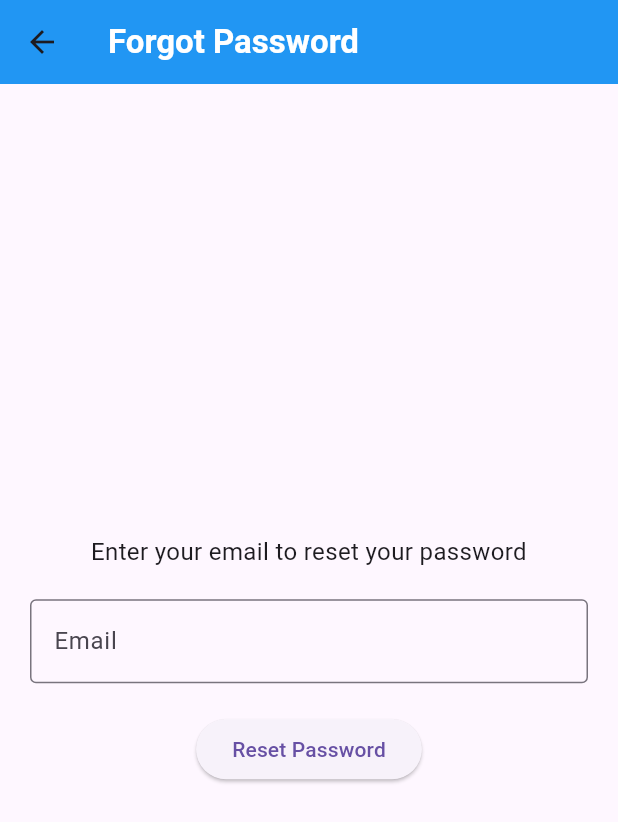
After one commit to Pchelalala/smart_parking_app, a Flutter app: the screen it shows after launch, after a tap on "Forgot Password?", on a phone screen of 412 x 824 dp. The commit adds this screen. Shown: the top 822 px of the screen. Run offline on Flutter 3.47's test engine with Material 3 defaults, Android fonts, the phone set to English and light mode, and no system bars; our stand-ins replace cloud_firestore, dio, firebase_auth, firebase_core, firebase_messaging, fluttertoast and 4 more; missing offline and left inert: another_dashed_container, flutter_stripe; accounts and stored records are empty.

Commit message:
add reset password

```diff
--- /dev/null
+++ b/lib/controllers/forgot_password_controller.dart
@@ -0,0 +1,26 @@
+import 'package:firebase_auth/firebase_auth.dart';
+
+class ForgotPasswordController {
+  final FirebaseAuth _auth = FirebaseAuth.instance;
+
+  Future<String> resetPassword(String email) async {
+    if (email.isEmpty) {
+      return 'Please enter your email.';
+    }
+
+    try {
+      await _auth.sendPasswordResetEmail(email: email);
+      return 'Password reset email sent. Check your inbox.';
+    } on FirebaseAuthException catch (e) {
+      if (e.code == 'invalid-email') {
+        return 'The email address is invalid.';
+      } else if (e.code == 'user-not-found') {
+        return 'No user found with this email.';
+      } else {
+        return 'An error occurred: ${e.message}';
+      }
+    } catch (e) {
+      return 'An unexpected error occurred. Please try again.';
+    }
+  }
+}
--- /dev/null
+++ b/lib/screens/forgot_password_screen.dart
@@ -0,0 +1,82 @@
+import 'package:flutter/material.dart';
+import '../controllers/forgot_password_controller.dart';
+
+class ForgotPasswordScreen extends StatefulWidget {
+  const ForgotPasswordScreen({super.key});
+
+  @override
+  State<ForgotPasswordScreen> createState() => _ForgotPasswordScreenState();
+}
+
+class _ForgotPasswordScreenState extends State<ForgotPasswordScreen> {
+  final TextEditingController _emailController = TextEditingController();
+  final ForgotPasswordController _controller = ForgotPasswordController();
+  bool isLoading = false;
+
+  @override
+  void dispose() {
+    _emailController.dispose();
+    super.dispose();
+  }
+
+  void _resetPassword() async {
+    setState(() {
+      isLoading = true;
+    });
+
+    String email = _emailController.text.trim();
+    String result = await _controller.resetPassword(email);
+
+    setState(() {
+      isLoading = false;
+    });
+
+    ScaffoldMessenger.of(context).showSnackBar(
+      SnackBar(content: Text(result)),
+    );
+  }
+
+  @override
+  Widget build(BuildContext context) {
+    return Scaffold(
+      appBar: AppBar(
+        title: const Text(
+          'Forgot Password',
+          style: TextStyle(color: Colors.white, fontWeight: FontWeight.w600),
+        ),
+        backgroundColor: Colors.blue,
+      ),
+      body: Center(
+        child: Padding(
+          padding: const EdgeInsets.symmetric(horizontal: 20.0),
+          child: Column(
+            mainAxisAlignment: MainAxisAlignment.center,
+            children: [
+              const Text(
+                'Enter your email to reset your password',
+                style: TextStyle(fontSize: 16),
+                textAlign: TextAlign.center,
+              ),
+              const SizedBox(height: 20),
+              TextField(
+                controller: _emailController,
+                keyboardType: TextInputType.emailAddress,
+                decoration: const InputDecoration(
+                  labelText: 'Email',
+                  border: OutlineInputBorder(),
+                ),
+              ),
+              const SizedBox(height: 20),
+              ElevatedButton(
+                onPressed: isLoading ? null : _resetPassword,
+                child: isLoading
+                    ? const CircularProgressIndicator(color: Colors.white)
+                    : const Text('Reset Password'),
+              ),
+            ],
+          ),
+        ),
+      ),
+    );
+  }
+}
--- a/lib/screens/login_screen.dart
+++ b/lib/screens/login_screen.dart
@@ -4,6 +4,7 @@ import 'package:font_awesome_flutter/font_awesome_flutter.dart';
 import '../components/from_container_widget.dart';
 import '../components/toast.dart';
 import '../controllers/login_controller.dart';
+import 'forgot_password_screen.dart';
 import 'sign_up_screen.dart';
 
 class LoginScreen extends StatefulWidget {
@@ -67,7 +68,7 @@ class _LoginScreenState extends State<LoginScreen> {
 
     if (user != null) {
       showToast(message: "User successfully signed in with Google");
-      Navigator.pushReplacementNamed(context, "/home");
+      Navigator.pushReplacementNamed(context, "/profile");
     } else {
       showToast(message: "An error occurred during Google sign-in");
     }
@@ -98,7 +99,27 @@ class _LoginScreenState extends State<LoginScreen> {
                 hintText: "Password",
                 isPasswordField: true,
               ),
-              const SizedBox(height: 30),
+              Align(
+                alignment: Alignment.centerRight,
+                child: TextButton(
+                  onPressed: () {
+                    Navigator.push(
+                      context,
+                      MaterialPageRoute(
+                        builder: (context) => const ForgotPasswordScreen(),
+                      ),
+                    );
+                  },
+                  child: const Text(
+                    "Forgot Password?",
+                    style: TextStyle(
+                      color: Colors.blue,
+                      fontWeight: FontWeight.bold,
+                    ),
+                  ),
+                ),
+              ),
+              const SizedBox(height: 10),
               GestureDetector(
                 onTap: _signIn,
                 child: Container(
```
